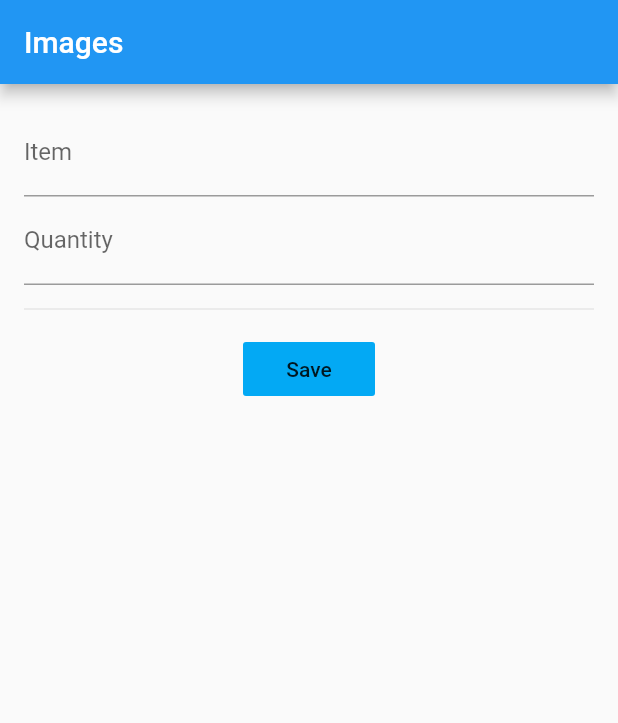
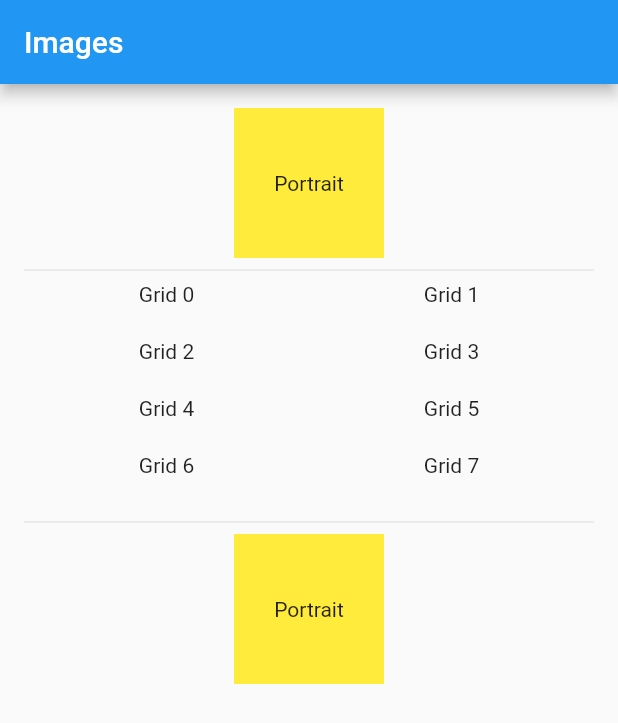
Before and after one commit to akashi4/flutter_application, a Flutter app: the screen it shows after launch, on a phone screen of 412 x 824 dp. Shown: the top 723 px of the screen. Run offline on Flutter 3.47's test engine with Material 2 defaults, Android fonts, the phone set to English and light mode, and no system bars.

Commit message:
'orientation'

```diff
--- a/lib/pages/home.dart
+++ b/lib/pages/home.dart
@@ -7,162 +7,100 @@ class Home extends StatefulWidget {
 }
 
 class _HomeState extends State<Home> {
-
-  final GlobalKey<FormState> _formStateKey = GlobalKey<FormState>();
-
-  Order _order = Order();
-
-  String _validateRequired(String value){
-    return value.isEmpty? 'Item Required' : null;
-  }
-
-  String _validateItemcount (String value){
-    //check if the value is not null and convert to integer
-
-    int _valueAsInteger = value.isEmpty? 0 : int.tryParse(value);
-    return _valueAsInteger == 0? 'At least one item is required' : null;
-  }
-  void _submitOrder(){
-    if (_formStateKey.currentState.validate()){
-      _formStateKey.currentState.save();
-      print('Order Item: ${_order.item}');
-      print('Order Quantity: ${_order.quantity}');
-    }
-  }
-
   @override
   Widget build(BuildContext context) {
     return Scaffold(
       appBar: AppBar(
         title: Text('Images'),
-        //bottom: PopupMenuButtonWidget(),
       ),
       body: SafeArea(
-        child: Column(
-          children: [
-            Form(
-              key: _formStateKey,
-              autovalidateMode: AutovalidateMode.onUserInteraction,
+          child: SingleChildScrollView(
               child: Padding(
-                padding: EdgeInsets.all(16.0),
-                child: Column(
-                  children: [
-                    TextFormField(
-                      decoration: InputDecoration(
-                        hintText: 'Espresso',
-                        labelText: 'Item',
-                      ),
-                      onSaved: (value) => _order.item = value,
-                      validator: (value) => _validateRequired(value),
-                    ),
-                    TextFormField(
-                      decoration: InputDecoration(
-                        hintText: '3',
-                        labelText: 'Quantity',
-                      ),
-                      onSaved: (value) => _order.quantity = int.tryParse(value),
-                      validator: (value) => _validateItemcount(value),
-
-                    ),
-                    Divider(height: 32.0,),
-                    FlatButton(onPressed: () => _submitOrder(), child: Text('Save'), color: Colors.lightBlue,)
-                  ],
-                ),
-              ),
-            )
-          ],
-        )
+                  padding: EdgeInsets.all(16.0),
+                  child: Column(
+                    children: <Widget>[
+                      const OrientationLayoutIconsWidget(),
+                      Divider(),
+                      const GridViewWidget(),
+                      Divider(),
+                      const OrientationBuilderWidget(),
+                    ]
+                  )
+              )
+          )
       ),
     );
   }
 }
 
-class Order{
-  String item;
-  int quantity;
+class OrientationLayoutIconsWidget extends StatelessWidget {
+  const OrientationLayoutIconsWidget({Key key}) : super(key: key);
 
+  @override
+  Widget build(BuildContext context) {
+    Orientation _orientation = MediaQuery.of(context).orientation;
+    return _orientation == Orientation.portrait
+        ? Container(
+      alignment: Alignment.center,
+      color: Colors.yellow,
+      width: 100.0,
+      height: 100.0,
+      child: Text('Portrait'),
+    ) : Container(
+      alignment: Alignment.center,
+      color: Colors.lightGreen,
+      height: 100.0,
+      width: 200.0,
+      child: Text('Landscape'),
+    ) ;
+  }
 }
-class InputDecoratorsWidget extends StatelessWidget {
-  const InputDecoratorsWidget({Key key}) : super(key: key);
+
+class GridViewWidget extends StatelessWidget{
+  const GridViewWidget({Key key}) : super(key: key);
 
   Widget build(BuildContext context) {
-    return Column(
-      children: [
-        TextField(
-          keyboardType: TextInputType.text,
-          style: TextStyle(
-            color: Colors.grey.shade800,
-            fontSize: 16.0,
-          ),
-          decoration: InputDecoration(
-            labelText: "Notes",
-            labelStyle: TextStyle(color: Colors.purple),
-            //border: UnderlineInputBorder(),
-            enabledBorder: OutlineInputBorder(
-              borderSide: BorderSide(color: Colors.purple),
-            ),
-          border: OutlineInputBorder()
-          ),
-        ),
-        Divider(
-          color: Colors.lightGreen,
-          height: 50.0,
-        ),
-        TextFormField(
-          decoration: InputDecoration(labelText: "Enter your notes"),
-        )
-      ],
+    Orientation _orientation = MediaQuery.of(context).orientation;
+
+    return GridView.count(
+      crossAxisCount: _orientation == Orientation.portrait ? 2 : 4,
+      shrinkWrap: true,
+      physics: NeverScrollableScrollPhysics(),
+      childAspectRatio: 5.0,
+      children: List.generate(8, (int index) {
+        return Text(
+          "Grid $index",
+          textAlign: TextAlign.center,
+        );
+      }),
     );
   }
 }
 
-class BoxDecorationWidget extends StatelessWidget {
-  const BoxDecorationWidget({Key key}) : super(key: key);
+class OrientationBuilderWidget extends StatelessWidget{
+  const OrientationBuilderWidget({Key key}) : super(key: key);
 
+@override
   Widget build(BuildContext context) {
-    return Padding(
-      padding: EdgeInsets.all(16),
-      child: Container(
-        height: 100,
-        width: 100,
-        decoration: BoxDecoration(
-            borderRadius: BorderRadius.all(Radius.circular(20)),
-            color: Colors.orange,
-            boxShadow: [
-              BoxShadow(
-                color: Colors.grey,
-                blurRadius: 10.0,
-                offset: Offset(0.0, 10.0),
-              )
-            ]),
-      ),
+    return OrientationBuilder(
+      builder: (BuildContext context, Orientation orientation){
+        return orientation == Orientation.portrait ?
+            Container(
+              alignment: Alignment.center,
+              color: Colors.yellow,
+              height: 100.0,
+              width: 100.0,
+              child: Text('Portrait'),
+            )
+            : Container(
+              alignment: Alignment.center,
+              color: Colors.lightGreen,
+              height: 100.0,
+              width: 200.0,
+              child: Text('LandScape'),
+            );
+      },
     );
+
   }
 }
-
-class ImagesAndIconWidget extends StatelessWidget {
-  const ImagesAndIconWidget({Key key}) : super(key: key);
-
-  Widget build(BuildContext context) {
-    return Row(
-      mainAxisAlignment: MainAxisAlignment.spaceEvenly,
-      children: [
-        Image(
-          image: AssetImage("assets/images/picture.png"),
-          //color: Colors.orange,
-          fit: BoxFit.cover,
-          width: MediaQuery.of(context).size.width / 3,
-        ),
-        Image.network(
-          'https://flutter.io/images/catalog-widget-placeholder.png',
-          width: MediaQuery.of(context).size.width / 3,
-        ),
-        Icon(
-          Icons.brush,
-          color: Colors.lightBlue,
-          size: 48.0,
-        ),
-      ],
-    );
-  }
-}
```
